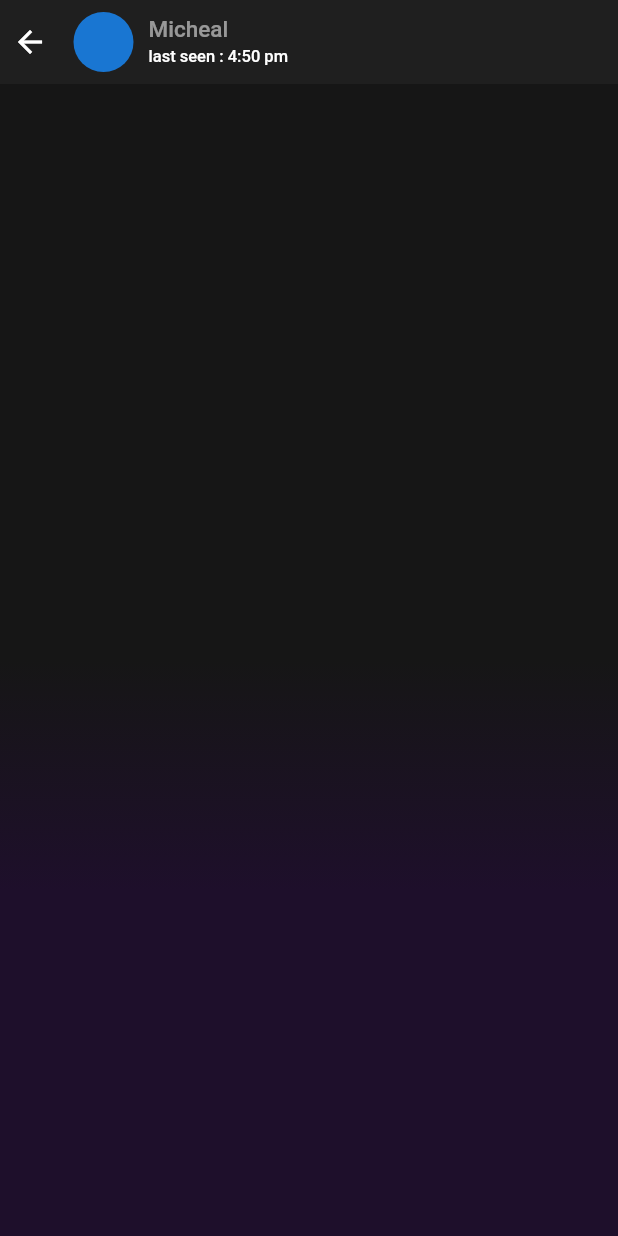
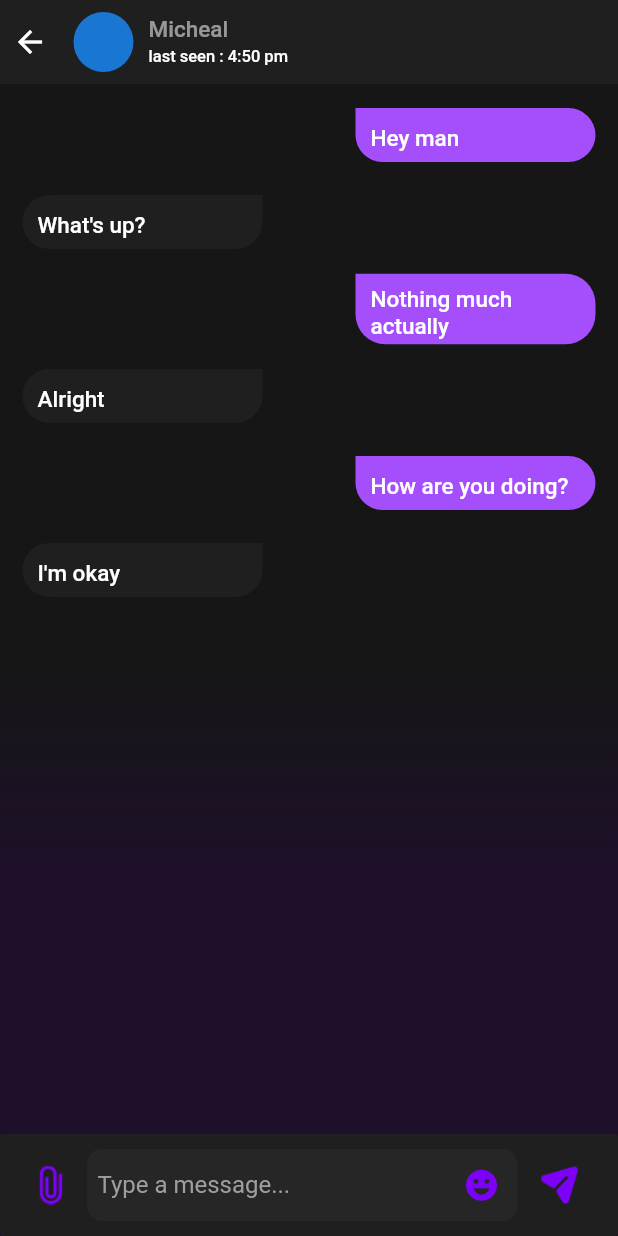
Before and after one commit to Oc-ean/Fl-Chat-, a Flutter app: the ChatScreen screen opened directly, on a phone screen of 412 x 824 dp. Run offline on Flutter 3.47's test engine with Material 3 defaults, Android fonts, the phone set to English and light mode, and no system bars; our stand-ins replace animated_text_kit, cloud_firestore, firebase_auth, firebase_core, firebase_storage, image_picker and 1 more; accounts and stored records are empty.

Commit message:
added chat screen

```diff
--- a/lib/constants/images.dart
+++ b/lib/constants/images.dart
@@ -5,3 +5,5 @@ String messageIcon = '$imagePath/message.png';
 String settingsIcon = '$imagePath/settings.png';
 String galleryIcon = '$imagePath/gallery.png';
 String cameraIcon = '$imagePath/camera.png';
+String sendIcon = '$imagePath/send_icon.png';
+String attachmentIcon = '$imagePath/attachment_icon.png';
--- a/lib/views/chat/chat_screen.dart
+++ b/lib/views/chat/chat_screen.dart
@@ -1,3 +1,5 @@
+import 'package:fl_chat/views/chat/widgets/chat_bubble.dart';
+import 'package:fl_chat/views/chat/widgets/chat_text_field.dart';
 import 'package:flutter/material.dart';
 
 class ChatScreen extends StatelessWidget {
@@ -5,6 +7,15 @@ class ChatScreen extends StatelessWidget {
 
   @override
   Widget build(BuildContext context) {
+    List<Messages> list = [
+      Messages(message: 'Hey man', isMe: true),
+      Messages(message: 'What\'s up?', isMe: false),
+      Messages(message: 'Nothing much actually', isMe: true),
+      Messages(message: 'Alright', isMe: false),
+      Messages(message: 'How are you doing?', isMe: true),
+      Messages(message: 'I\'m okay ', isMe: false),
+    ];
+
     return Scaffold(
       backgroundColor: Colors.transparent,
       appBar: AppBar(
@@ -54,7 +65,91 @@ class ChatScreen extends StatelessWidget {
             stops: [0.5, 0.7],
           ),
         ),
+        child: Column(
+          children: [
+            Expanded(
+              child: list.isNotEmpty
+                  ? ListView.builder(
+                      clipBehavior: Clip.none,
+                      itemCount: list.length,
+                      itemBuilder: (context, index) {
+                        final data = list[index];
+                        return ChatBubble(
+                          message: data.message,
+                          sender: '',
+                          isMe: data.isMe,
+                        );
+                      },
+                    )
+                  : SizedBox(
+                      height: MediaQuery.of(context).size.height / 2,
+                      width: 400,
+                      child: const Center(
+                        child: Text(
+                          'Send a message ',
+                          style: TextStyle(
+                            fontSize: 20,
+                            color: Colors.white,
+                          ),
+                        ),
+                      ),
+                    ),
+              // child: StreamBuilder(
+              //   builder: (context,
+              //       AsyncSnapshot<QuerySnapshot<Map<String, dynamic>>>
+              //           snapshot) {
+              //     if (snapshot.hasData) {
+              //       final results = snapshot.data!.docs;
+              //       // _list = results
+              //       //     .map((e) => UserModel.fromJson(e.data()))
+              //       //     .toList();
+              //
+              //       log('Snapshot list ===> $_list');
+              //       log('Fire list ===> $results');
+              //       return _list.isNotEmpty
+              //           ? ListView.builder(
+              //               itemBuilder: (context, index) {
+              //                 return ChatBubble(
+              //                     message: _list.toString(),
+              //                     sender: '2',
+              //                     isMe: _list);
+              //               },
+              //             )
+              //           : SizedBox(
+              //               height: MediaQuery.of(context).size.height / 2,
+              //               width: 400,
+              //               child: const Center(
+              //                 child: Text(
+              //                   'Send a message ',
+              //                   style: TextStyle(
+              //                     fontSize: 20,
+              //                     color: Colors.white,
+              //                   ),
+              //                 ),
+              //               ),
+              //             );
+              //     } else if (snapshot.hasError) {
+              //       return Text('Error: ${snapshot.error}');
+              //     } else {
+              //       return const Center(child: CircularProgressIndicator());
+              //     }
+              //   },
+              //   stream: null,
+              // ),
+            ),
+            const SizedBox(
+              height: 30,
+            ),
+            const ChatTextField(),
+          ],
+        ),
       ),
     );
   }
 }
+
+class Messages {
+  String message;
+  bool isMe;
+  Messages({required this.message, required this.isMe});
+}
--- /dev/null
+++ b/lib/views/chat/widgets/chat_bubble.dart
@@ -0,0 +1,91 @@
+import 'package:flutter/material.dart';
+
+class ChatBubble extends StatefulWidget {
+  final String message;
+  final String sender;
+  final dynamic isMe;
+  final dynamic dataTime;
+  final dynamic onLongTap;
+  const ChatBubble(
+      {super.key,
+      required this.message,
+      required this.sender,
+      required this.isMe,
+      this.dataTime,
+      this.onLongTap});
+
+  @override
+  State<ChatBubble> createState() => _ChatBubbleState();
+}
+
+class _ChatBubbleState extends State<ChatBubble> {
+  @override
+  Widget build(BuildContext context) {
+    final time = DateTime.now();
+
+    return Column(
+      children: [
+        Container(
+          margin: widget.isMe
+              ? EdgeInsets.only(
+                  left: MediaQuery.of(context).size.width / 3,
+                  right: 15.0,
+                  top: 10,
+                )
+              : EdgeInsets.only(
+                  right: MediaQuery.of(context).size.width / 3,
+                  left: 15.0,
+                  top: 10),
+          alignment: widget.isMe ? Alignment.centerRight : Alignment.centerLeft,
+          child: ElevatedButton(
+            style: ElevatedButton.styleFrom(
+              backgroundColor: widget.isMe
+                  ? const Color(0xFFa54ffc)
+                  : const Color(0xFF1f1f1f),
+              elevation: 0.0,
+              padding: const EdgeInsets.symmetric(horizontal: 10, vertical: 3),
+              shape: RoundedRectangleBorder(
+                borderRadius: BorderRadius.only(
+                  topLeft: widget.isMe
+                      ? const Radius.circular(0.0)
+                      : const Radius.circular(20.0),
+                  topRight: widget.isMe
+                      ? const Radius.circular(20.0)
+                      : const Radius.circular(0.0),
+                  bottomLeft: const Radius.circular(20.0),
+                  bottomRight: const Radius.circular(20.0),
+                ),
+              ),
+            ),
+            onPressed: () {},
+            onLongPress: widget.onLongTap,
+            child: Column(
+              crossAxisAlignment: CrossAxisAlignment.start,
+              mainAxisAlignment: MainAxisAlignment.start,
+              children: [
+                const SizedBox(
+                  height: 5,
+                ),
+                SizedBox(
+                  width: 140,
+                  child: Text(
+                    widget.message,
+                    maxLines: 50,
+                    textAlign: TextAlign.start,
+                    style: const TextStyle(fontSize: 15, color: Colors.white),
+                  ),
+                ),
+              ],
+            ),
+          ),
+        ),
+      ],
+    );
+  }
+}
+
+// Text(
+//   DateFormat("jm").format(DateTime.parse(widget.dataTime)),
+//   textAlign: TextAlign.start,
+//   style: const TextStyle(color: Colors.grey),
+// )
--- /dev/null
+++ b/lib/views/chat/widgets/chat_text_field.dart
@@ -0,0 +1,237 @@
+import 'package:cloud_firestore/cloud_firestore.dart';
+import 'package:fl_chat/constants/images.dart';
+import 'package:flutter/cupertino.dart';
+import 'package:flutter/material.dart';
+
+class ChatTextField extends StatefulWidget {
+  final String? currentId;
+  final String? friendId;
+
+  const ChatTextField({
+    super.key,
+    this.currentId,
+    this.friendId,
+  });
+
+  @override
+  _ChatTextFieldState createState() => _ChatTextFieldState();
+}
+
+class _ChatTextFieldState extends State<ChatTextField> {
+  final TextEditingController _controller = TextEditingController();
+  bool _showEmoji = false;
+  @override
+  Widget build(BuildContext context) {
+    return Column(
+      children: [
+        Container(
+          padding: const EdgeInsets.symmetric(horizontal: 10, vertical: 10),
+          width: double.maxFinite,
+          decoration: BoxDecoration(
+            borderRadius: BorderRadius.circular(2),
+            color: const Color(0xFF1f1f1f),
+          ),
+          child: Row(
+            children: [
+              IconButton(
+                onPressed: () {
+                  showAttachmentDialog();
+                },
+                icon: Image.asset(
+                  attachmentIcon,
+                  height: 26,
+                  width: 26,
+                  filterQuality: FilterQuality.high,
+                ),
+              ),
+              Container(
+                width: MediaQuery.of(context).size.width - 125,
+                decoration: BoxDecoration(
+                  color: const Color(0xFF272626),
+                  borderRadius: BorderRadius.circular(10),
+                ),
+                child: Center(
+                  child: Row(
+                    children: [
+                      SizedBox(
+                        width: MediaQuery.of(context).size.width - 173,
+                        child: TextField(
+                          style: const TextStyle(
+                            color: Colors.white,
+                          ),
+                          keyboardType: TextInputType.visiblePassword,
+                          maxLines: 10,
+                          minLines: 1,
+                          decoration: const InputDecoration(
+                            border: InputBorder.none,
+                            contentPadding: EdgeInsets.only(
+                              top: 0,
+                              left: 7,
+                            ),
+                            hintText: 'Type a message...',
+                            hintStyle: TextStyle(color: Colors.grey),
+                          ),
+                          controller: _controller,
+                        ),
+                      ),
+                      IconButton(
+                          onPressed: () {
+                            setState(() {
+                              _showEmoji = !_showEmoji;
+                            });
+                          },
+                          icon: const Icon(
+                            Icons.emoji_emotions,
+                            size: 25,
+                            color: Color(0xff7c01f6),
+                          )),
+                    ],
+                  ),
+                ),
+              ),
+              const SizedBox(
+                width: 15,
+              ),
+              InkWell(
+                child: Image.asset(
+                  sendIcon,
+                  filterQuality: FilterQuality.high,
+                  height: 26,
+                  width: 26,
+                ),
+                onTap: () async {
+                  if (_controller.text.isNotEmpty) {
+                    String message = _controller.text;
+                    _controller.clear();
+                    await FirebaseFirestore.instance
+                        .collection('users')
+                        .doc(widget.currentId)
+                        .collection('messages')
+                        .doc(widget.friendId)
+                        .collection('chats')
+                        .add({
+                      "senderId": widget.currentId,
+                      "receiverId": widget.friendId,
+                      "message": message,
+                      "type": "text",
+                      "date": DateTime.now(),
+                    }).then((value) {
+                      FirebaseFirestore.instance
+                          .collection('users')
+                          .doc(widget.currentId)
+                          .collection('messages')
+                          .doc(widget.friendId)
+                          .set({'last_msg': message, "date": DateTime.now()});
+                    });
+
+                    await FirebaseFirestore.instance
+                        .collection('users')
+                        .doc(widget.friendId)
+                        .collection('messages')
+                        .doc(widget.currentId)
+                        .collection("chats")
+                        .add({
+                      "senderId": widget.currentId,
+                      "receiverId": widget.friendId,
+                      "message": message,
+                      "type": "text",
+                      "date": DateTime.now(),
+                    }).then((value) {
+                      FirebaseFirestore.instance
+                          .collection('users')
+                          .doc(widget.friendId)
+                          .collection('messages')
+                          .doc(widget.currentId)
+                          .set({"last_msg": message, "date": DateTime.now()});
+                    });
+                  } else {
+                    print("Can't add ");
+                  }
+                },
+              ),
+            ],
+          ),
+        ),
+      ],
+    );
+  }
+
+  showAttachmentDialog() {
+    showModalBottomSheet(
+        context: context,
+        backgroundColor: Colors.transparent,
+        builder: (_) {
+          return Container(
+            height: 135,
+            margin: const EdgeInsets.all(20.0),
+            padding: const EdgeInsets.symmetric(
+              horizontal: 16,
+              vertical: 16,
+            ),
+            decoration: BoxDecoration(
+              borderRadius: BorderRadius.circular(10),
+              color: const Color(0xFF17101b),
+            ),
+            child: Column(
+              children: [
+                options(
+                  CupertinoIcons.camera,
+                  'Camera',
+                  () {},
+                ),
+                const SizedBox(
+                  height: 20,
+                ),
+                options(
+                  CupertinoIcons.photo,
+                  'Photo',
+                  () {},
+                ),
+                const SizedBox(
+                  height: 10,
+                ),
+                Center(
+                  child: InkWell(
+                    onTap: () {
+                      Navigator.pop(context);
+                    },
+                    child: const Text(
+                      'Cancel',
+                      style: TextStyle(
+                        color: Colors.white,
+                        fontSize: 16,
+                      ),
+                    ),
+                  ),
+                )
+              ],
+            ),
+          );
+        });
+  }
+
+  Widget options(IconData iconData, String text, VoidCallback onTap) {
+    return InkWell(
+      onTap: onTap,
+      child: Row(
+        children: [
+          Icon(
+            iconData,
+            color: Colors.white,
+            size: 25,
+          ),
+          const SizedBox(
+            width: 10,
+          ),
+          Text(
+            text,
+            style: const TextStyle(
+              fontSize: 16,
+              color: Colors.white,
+            ),
+          ),
+        ],
+      ),
+    );
+  }
+}
--- a/lib/views/profile/profile_screen.dart
+++ b/lib/views/profile/profile_screen.dart
@@ -93,10 +93,11 @@ class _ProfileScreenState extends State<ProfileScreen> {
                                   // height: MediaQuery.of(context).size.width - 40,
                                   decoration: const BoxDecoration(
                                     shape: BoxShape.circle,
-                                    color: Colors.black,
+                                    color: Colors.grey,
                                   ),
                                   child: ClipOval(
-                                    child: userModel.image.isNotEmpty
+                                    child: userModel.image.isNotEmpty &&
+                                            messageProvider.image == null
                                         ? Image.network(
                                             userModel.image,
                                             fit: BoxFit.cover,
--- a/pubspec.yaml
+++ b/pubspec.yaml
@@ -43,7 +43,9 @@ dependencies:
   provider: ^6.1.1
   image_picker: ^1.0.7
   uuid: ^4.3.3
+  cached_network_image: ^3.3.1
   firebase_storage: ^11.6.0
+  intl: ^0.19.0
 
 dev_dependencies:
   flutter_test:
```
Also changed, not shown: assets/attachment_icon.png (added), assets/send_icon.png (added), pubspec.lock.
